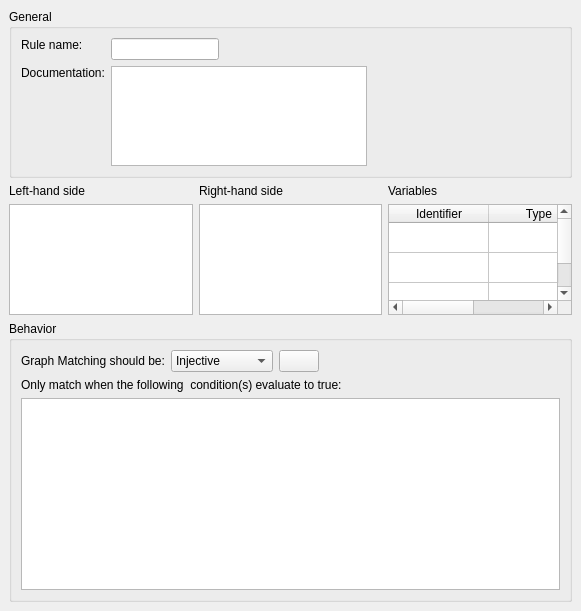
Old version of the form src/developer/ruleedit.ui in the repository maccth/GP2-editor.
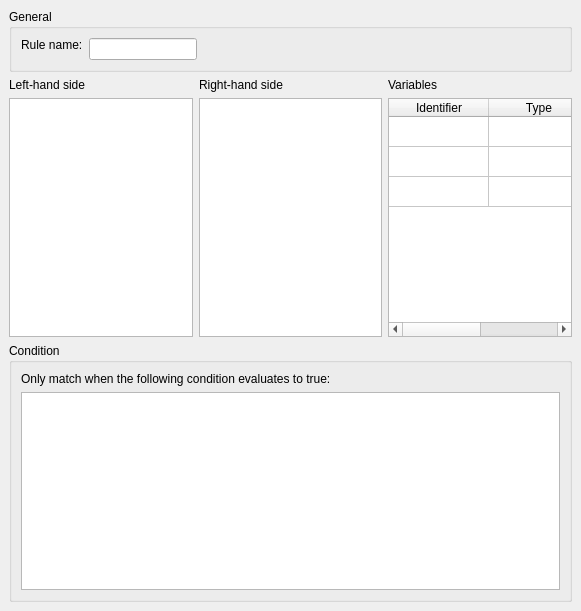
New version of the form. Icons and pictures are not drawn. Custom widgets are drawn as their Qt base class.

Commit message: Fix condition highlight to include string concatenation ('.'). Some UI fixes - remove documentation, fix 'Condition' string, others.

```diff
--- a/src/developer/ruleedit.ui
+++ b/src/developer/ruleedit.ui
@@ -48,35 +48,6 @@
       <item row="0" column="1">
        <widget class="QLineEdit" name="nameEdit"/>
       </item>
-      <item row="1" column="0">
-       <widget class="QLabel" name="documentationLabel">
-        <property name="sizePolicy">
-         <sizepolicy hsizetype="Preferred" vsizetype="Fixed">
-          <horstretch>0</horstretch>
-          <verstretch>0</verstretch>
-         </sizepolicy>
-        </property>
-        <property name="text">
-         <string>Documentation:</string>
-        </property>
-       </widget>
-      </item>
-      <item row="1" column="1">
-       <widget class="QPlainTextEdit" name="documentationEdit">
-        <property name="sizePolicy">
-         <sizepolicy hsizetype="Expanding" vsizetype="Fixed">
-          <horstretch>0</horstretch>
-          <verstretch>0</verstretch>
-         </sizepolicy>
-        </property>
-        <property name="maximumSize">
-         <size>
-          <width>16777215</width>
-          <height>100</height>
-         </size>
-        </property>
-       </widget>
-      </item>
      </layout>
     </widget>
    </item>
@@ -182,64 +153,9 @@
       </sizepolicy>
      </property>
      <property name="title">
-      <string>Behavior</string>
+      <string>Condition</string>
      </property>
      <layout class="QVBoxLayout" name="verticalLayout_2">
-      <item>
-       <layout class="QHBoxLayout" name="matchRulesLayout">
-        <item>
-         <widget class="QLabel" name="matchRulesLabel1">
-          <property name="sizePolicy">
-           <sizepolicy hsizetype="Preferred" vsizetype="Fixed">
-            <horstretch>0</horstretch>
-            <verstretch>0</verstretch>
-           </sizepolicy>
-          </property>
-          <property name="text">
-           <string>Graph Matching should be:</string>
-          </property>
-         </widget>
-        </item>
-        <item>
-         <widget class="QComboBox" name="matchRulesCombo">
-          <item>
-           <property name="text">
-            <string>Injective</string>
-           </property>
-          </item>
-          <item>
-           <property name="text">
-            <string>Non-injective</string>
-           </property>
-          </item>
-         </widget>
-        </item>
-        <item>
-         <widget class="QPushButton" name="pushButton">
-          <property name="text">
-           <string/>
-          </property>
-          <property name="icon">
-           <iconset resource="icons.qrc">
-            <normaloff>:/icons/small_help.png</normaloff>:/icons/small_help.png</iconset>
-          </property>
-         </widget>
-        </item>
-        <item>
-         <spacer name="horizontalSpacer">
-          <property name="orientation">
-           <enum>Qt::Horizontal</enum>
-          </property>
-          <property name="sizeHint" stdset="0">
-           <size>
-            <width>40</width>
-            <height>20</height>
-           </size>
-          </property>
-         </spacer>
-        </item>
-       </layout>
-      </item>
       <item>
        <widget class="QLabel" name="conditionsLabel">
         <property name="sizePolicy">
@@ -249,7 +165,7 @@
          </sizepolicy>
         </property>
         <property name="text">
-         <string>Only match when the following  condition(s) evaluate to true:</string>
+         <string>Only match when the following condition evaluates to true:</string>
         </property>
        </widget>
       </item>
```
Left out of the diff: 59 changed lines with no effect on the pictures. The commit also changes 9 other files.
